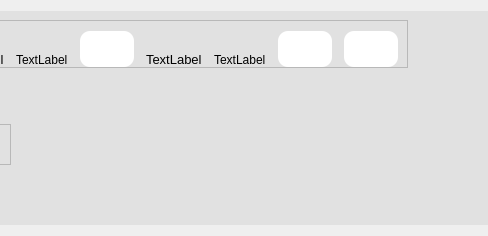
First picture: the form in UI/forms/vocab_card_name.ui, repository yuukun123/LexiLand, before the edit; both pictures show x 206 to 694 and y 0 to 236 of the 1103 by 236 pixel window.
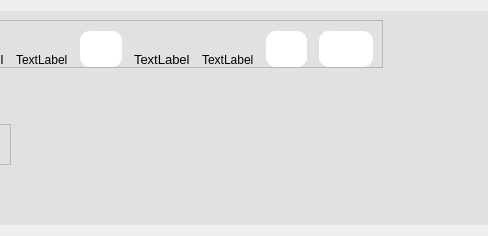
Second picture: the form after the edit. Icons and pictures are not drawn.

Commit message: update ui loading and use loading for topic view vocab view and add word view

```diff
--- a/UI/forms/vocab_card_name.ui
+++ b/UI/forms/vocab_card_name.ui
@@ -130,16 +130,16 @@
            </property>
            <layout class="QHBoxLayout" name="horizontalLayout_10">
             <property name="leftMargin">
-             <number>11</number>
+             <number>5</number>
             </property>
             <property name="topMargin">
-             <number>11</number>
+             <number>5</number>
             </property>
             <property name="rightMargin">
-             <number>11</number>
+             <number>5</number>
             </property>
             <property name="bottomMargin">
-             <number>11</number>
+             <number>5</number>
             </property>
             <item>
              <widget class="QPushButton" name="playAudioBtn_UK">
@@ -162,8 +162,8 @@
               </property>
               <property name="iconSize">
                <size>
-                <width>20</width>
-                <height>20</height>
+                <width>30</width>
+                <height>30</height>
                </size>
               </property>
              </widget>
@@ -225,16 +225,16 @@
            </property>
            <layout class="QHBoxLayout" name="horizontalLayout_8">
             <property name="leftMargin">
-             <number>11</number>
+             <number>5</number>
             </property>
             <property name="topMargin">
-             <number>11</number>
+             <number>5</number>
             </property>
             <property name="rightMargin">
-             <number>11</number>
+             <number>5</number>
             </property>
             <property name="bottomMargin">
-             <number>11</number>
+             <number>5</number>
             </property>
             <item>
              <widget class="QPushButton" name="playAudioBtn_US">
@@ -244,6 +244,11 @@
                 <height>0</height>
                </size>
               </property>
+              <property name="font">
+               <font>
+                <pointsize>8</pointsize>
+               </font>
+              </property>
               <property name="styleSheet">
                <string notr="true">border: none;
 </string>
@@ -257,8 +262,8 @@
               </property>
               <property name="iconSize">
                <size>
-                <width>20</width>
-                <height>20</height>
+                <width>30</width>
+                <height>30</height>
                </size>
               </property>
              </widget>
```
Left out of the diff: 4 changed lines with no effect on the pictures. The commit also changes 11 other files.
